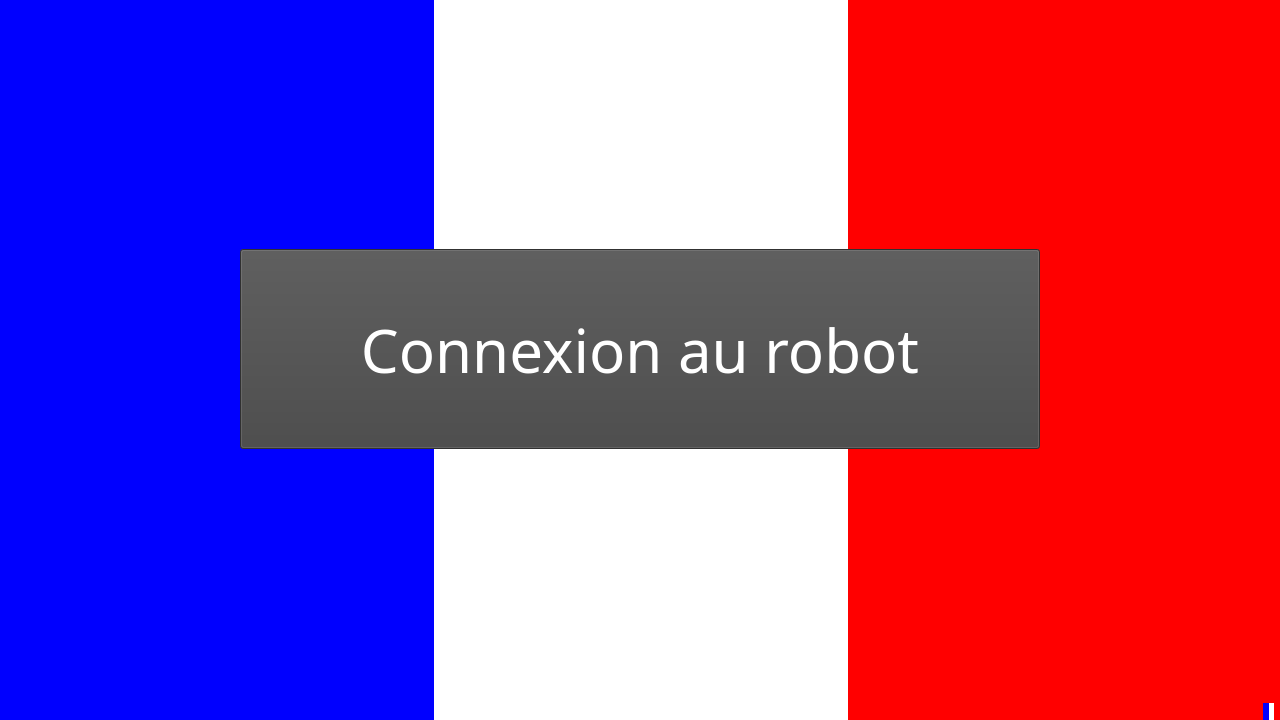
Above: WifiBot/mainwindow.ui from Guimhoff/WifiBot before the change. Below: the same form after it.
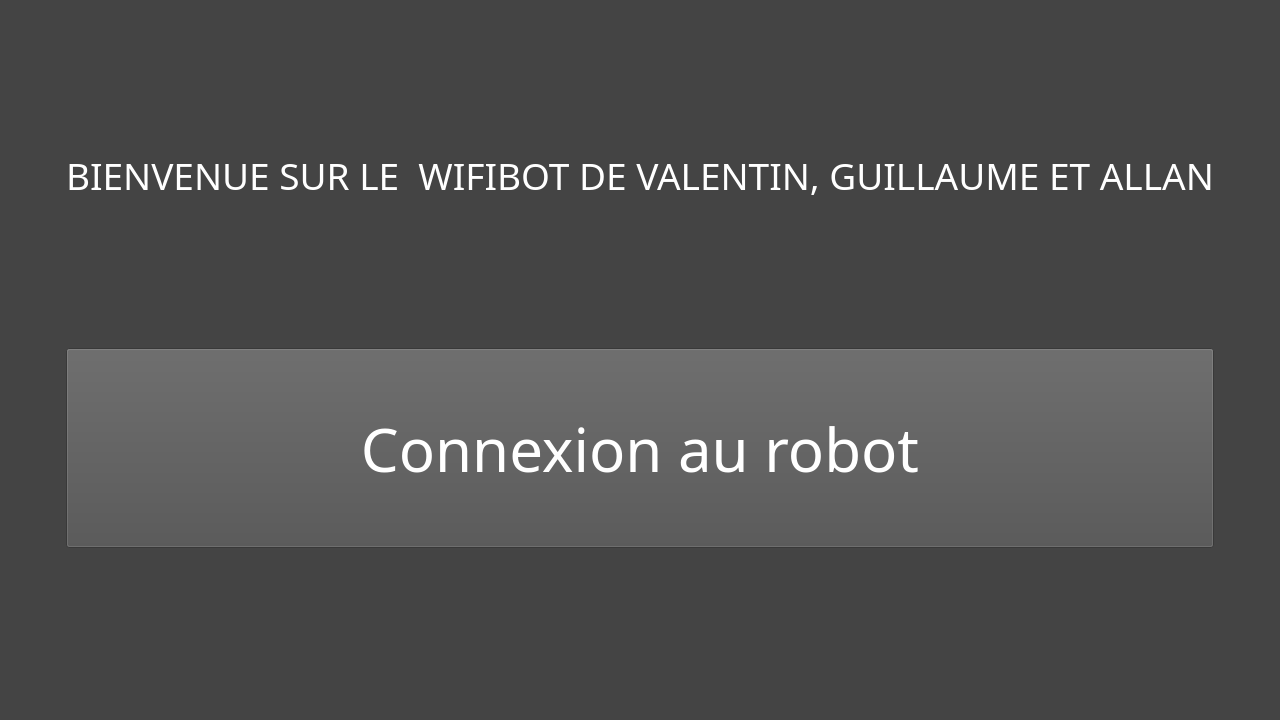
That is the form after the change.

Commit message: design des interfaces

The edit to the form file:
```diff
--- a/WifiBot/mainwindow.ui
+++ b/WifiBot/mainwindow.ui
@@ -20,7 +20,7 @@
    <string>MainWindow</string>
   </property>
   <property name="styleSheet">
-   <string notr="true">background-color: qlineargradient(spread:pad, x1:0, y1:0, x1:1, y1:0, stop:0 rgba(255, 0, 0, 255), stop:0.339795 rgba(255, 0, 0, 255), stop:0.339799 rgba(255, 255, 255, 255), stop:0.662444 rgba(255, 255, 255, 255), stop:0.662469 rgba(0, 0, 255, 255), stop:1 rgba(0, 0, 255, 255));</string>
+   <string notr="true">background-color: rgb(68, 68, 68);</string>
   </property>
   <widget class="QWidget" name="centralwidget">
    <property name="minimumSize">
@@ -32,6 +32,19 @@
    <layout class="QVBoxLayout" name="verticalLayout">
     <item>
      <layout class="QGridLayout" name="gridLayout">
+      <item row="3" column="0">
+       <spacer name="horizontalSpacer">
+        <property name="orientation">
+         <enum>Qt::Horizontal</enum>
+        </property>
+        <property name="sizeHint" stdset="0">
+         <size>
+          <width>40</width>
+          <height>20</height>
+         </size>
+        </property>
+       </spacer>
+      </item>
       <item row="0" column="1">
        <spacer name="verticalSpacer">
         <property name="orientation">
@@ -45,7 +58,44 @@
         </property>
        </spacer>
       </item>
+      <item row="4" column="1">
+       <spacer name="verticalSpacer_2">
+        <property name="orientation">
+         <enum>Qt::Vertical</enum>
+        </property>
+        <property name="sizeHint" stdset="0">
+         <size>
+          <width>20</width>
+          <height>40</height>
+         </size>
+        </property>
+       </spacer>
+      </item>
       <item row="1" column="1">
+       <widget class="QLabel" name="label">
+        <property name="font">
+         <font>
+          <family>Impact</family>
+          <pointsize>28</pointsize>
+          <weight>50</weight>
+          <italic>false</italic>
+          <bold>false</bold>
+          <underline>false</underline>
+          <strikeout>false</strikeout>
+         </font>
+        </property>
+        <property name="styleSheet">
+         <string notr="true">color: rgb(255, 255, 255);</string>
+        </property>
+        <property name="text">
+         <string>BIENVENUE SUR LE  WIFIBOT DE VALENTIN, GUILLAUME ET ALLAN</string>
+        </property>
+        <property name="alignment">
+         <set>Qt::AlignCenter</set>
+        </property>
+       </widget>
+      </item>
+      <item row="3" column="1">
        <widget class="QPushButton" name="Connection">
         <property name="minimumSize">
          <size>
@@ -61,27 +111,14 @@
         </property>
         <property name="styleSheet">
          <string notr="true">color: rgb(255,255,255);
-background-color: rgb(68, 68, 68);</string>
+background-color: rgb(80, 80, 80);</string>
         </property>
         <property name="text">
          <string>Connexion au robot</string>
         </property>
        </widget>
       </item>
-      <item row="1" column="0">
-       <spacer name="horizontalSpacer">
-        <property name="orientation">
-         <enum>Qt::Horizontal</enum>
-        </property>
-        <property name="sizeHint" stdset="0">
-         <size>
-          <width>40</width>
-          <height>20</height>
-         </size>
-        </property>
-       </spacer>
-      </item>
-      <item row="1" column="2">
+      <item row="3" column="2">
        <spacer name="horizontalSpacer_2">
         <property name="orientation">
          <enum>Qt::Horizontal</enum>
@@ -95,7 +132,7 @@
        </spacer>
       </item>
       <item row="2" column="1">
-       <spacer name="verticalSpacer_2">
+       <spacer name="verticalSpacer_3">
         <property name="orientation">
          <enum>Qt::Vertical</enum>
         </property>
```
The commit also changes 1 other file.
